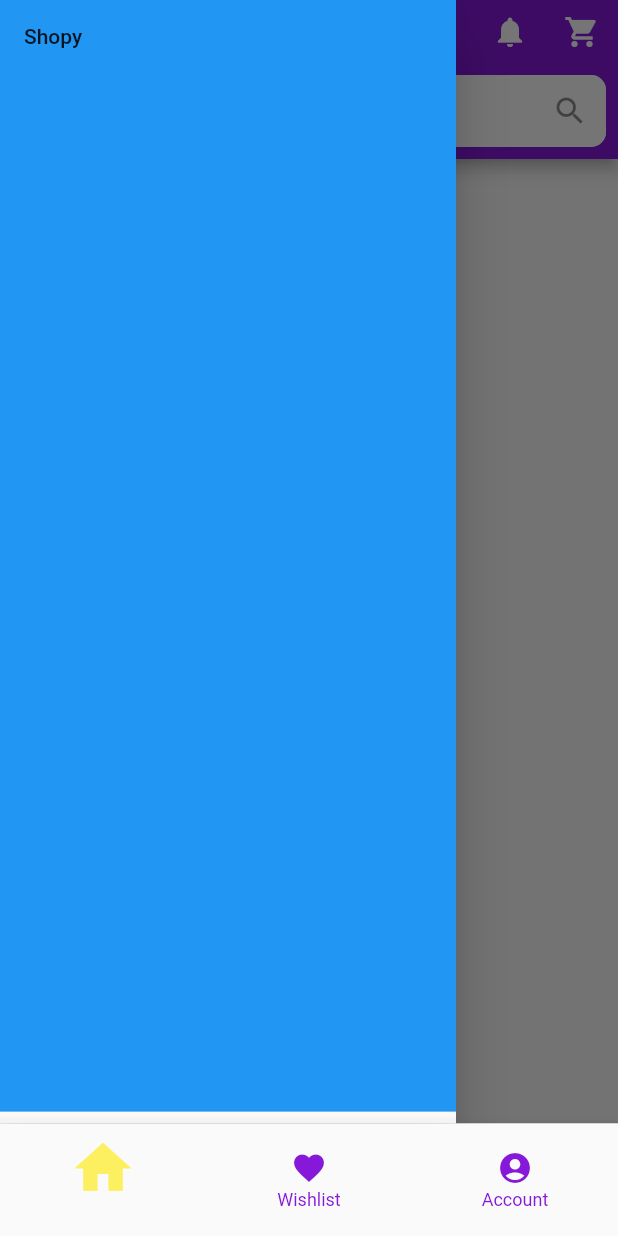
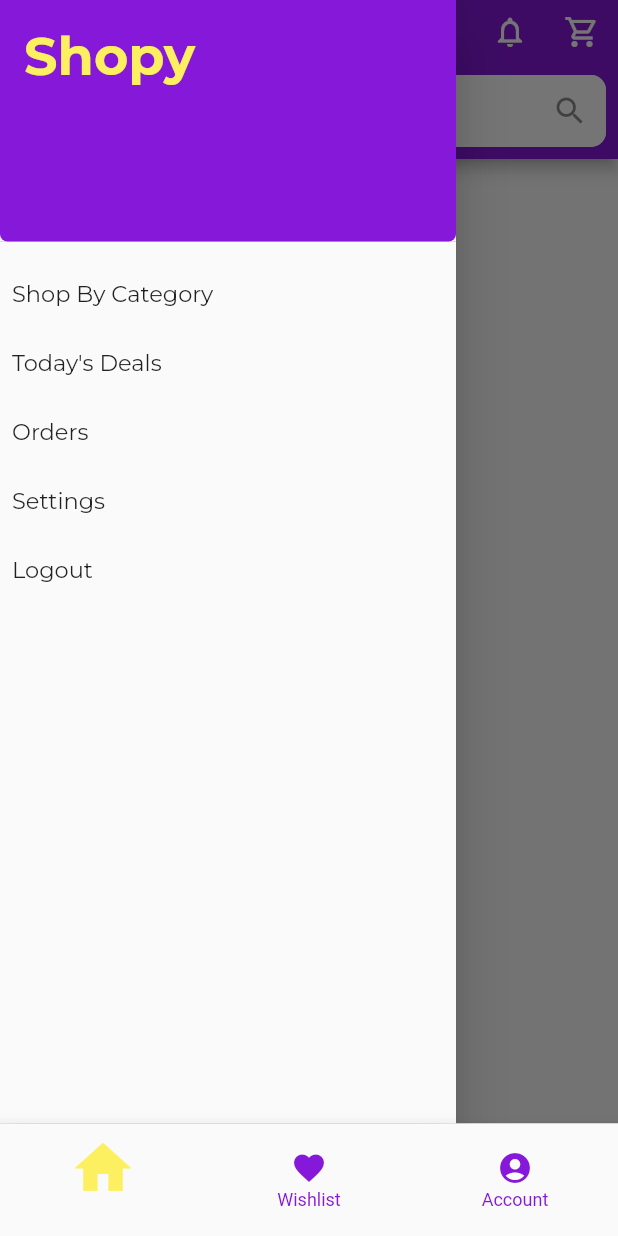
Before and after one commit to RGTechno/E-Commerce-App, a Flutter app: the screen it shows after launch, with the side drawer open, on a phone screen of 412 x 824 dp. Run offline on Flutter 3.47's test engine with Material 2 defaults, Android fonts, the phone set to English and light mode, and no system bars; our stand-ins replace google_fonts.

Commit message:
drawer update

```diff
--- a/lib/widgets/AppBar.dart
+++ b/lib/widgets/AppBar.dart
@@ -41,12 +41,12 @@ AppBar appHeader(BuildContext context) {
     actions: [
       IconButton(
         onPressed: () {},
-        icon: Icon(Icons.notifications),
+        icon: Icon(Icons.notifications_outlined),
       ),
       IconButton(
         onPressed: () {},
         icon: Icon(
-          Icons.shopping_cart,
+          Icons.shopping_cart_outlined,
         ),
       )
     ],
--- a/lib/widgets/Drawer.dart
+++ b/lib/widgets/Drawer.dart
@@ -1,14 +1,80 @@
 import 'package:flutter/material.dart';
+import 'package:google_fonts/google_fonts.dart';
 
 class AppDrawer extends StatelessWidget {
   @override
   Widget build(BuildContext context) {
     return Drawer(
-      child: DrawerHeader(
-        decoration: BoxDecoration(
-          color: Colors.blue,
-        ),
-        child: Text("Shopy"),
+      child: ListView(
+        children: [
+          DrawerHeader(
+            decoration: BoxDecoration(
+              borderRadius: BorderRadius.only(
+                bottomRight: Radius.circular(5),
+                bottomLeft: Radius.circular(5),
+              ),
+              color: Theme.of(context).primaryColor,
+            ),
+            child: Text(
+              "Shopy",
+              style: GoogleFonts.montserrat(
+                color: Theme.of(context).accentColor,
+                fontSize: 35,
+                fontWeight: FontWeight.bold,
+              ),
+            ),
+          ),
+          Padding(
+            padding: const EdgeInsets.all(8.0),
+            child: Text(
+              "Shop By Category",
+              style: GoogleFonts.montserrat(
+                fontSize: 15,
+                height: 2,
+              ),
+            ),
+          ),
+          Padding(
+            padding: const EdgeInsets.all(8.0),
+            child: Text(
+              "Today's Deals",
+              style: GoogleFonts.montserrat(
+                fontSize: 15,
+                height: 2,
+              ),
+            ),
+          ),
+          Padding(
+            padding: const EdgeInsets.all(8.0),
+            child: Text(
+              "Orders",
+              style: GoogleFonts.montserrat(
+                fontSize: 15,
+                height: 2,
+              ),
+            ),
+          ),
+          Padding(
+            padding: const EdgeInsets.all(8.0),
+            child: Text(
+              "Settings",
+              style: GoogleFonts.montserrat(
+                fontSize: 15,
+                height: 2,
+              ),
+            ),
+          ),
+          Padding(
+            padding: const EdgeInsets.all(8.0),
+            child: Text(
+              "Logout",
+              style: GoogleFonts.montserrat(
+                fontSize: 15,
+                height: 2,
+              ),
+            ),
+          ),
+        ],
       ),
     );
   }
--- a/pubspec.yaml
+++ b/pubspec.yaml
@@ -28,6 +28,7 @@ dependencies:
   # The following adds the Cupertino Icons font to your application.
   # Use with the CupertinoIcons class for iOS style icons.
   cupertino_icons: ^1.0.0
+  google_fonts: ^1.1.1
 
 dev_dependencies:
   flutter_test:
```
Also changed, not shown: pubspec.lock.
